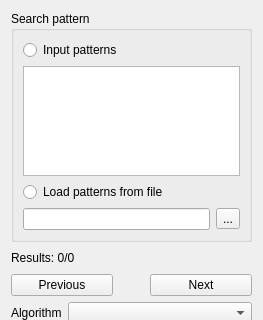
This is src/corelibs/U2View/src/ov_sequence/find_pattern/FindPatternForm.ui in violethaze74/ugene as Qt 5 draws it before an edit; both pictures show x 0 to 263 and y 0 to 320 of the 263 by 800 pixel window. The edited form follows.
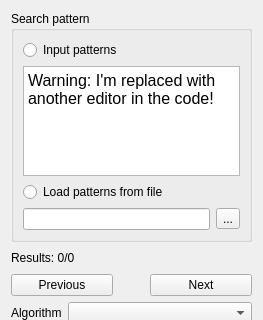
This is the edited form.

Patch:
```diff
--- a/src/corelibs/U2View/src/ov_sequence/find_pattern/FindPatternForm.ui
+++ b/src/corelibs/U2View/src/ov_sequence/find_pattern/FindPatternForm.ui
@@ -65,6 +65,13 @@
         <property name="undoRedoEnabled">
          <bool>false</bool>
         </property>
+        <property name="html">
+         <string>&lt;!DOCTYPE HTML PUBLIC &quot;-//W3C//DTD HTML 4.0//EN&quot; &quot;http://www.w3.org/TR/REC-html40/strict.dtd&quot;&gt;
+&lt;html&gt;&lt;head&gt;&lt;meta name=&quot;qrichtext&quot; content=&quot;1&quot; /&gt;&lt;style type=&quot;text/css&quot;&gt;
+p, li { white-space: pre-wrap; }
+&lt;/style&gt;&lt;/head&gt;&lt;body style=&quot; font-family:'Sans'; font-size:12pt; font-weight:400; font-style:normal;&quot;&gt;
+&lt;p style=&quot; margin-top:0px; margin-bottom:0px; margin-left:0px; margin-right:0px; -qt-block-indent:0; text-indent:0px;&quot;&gt;Warning: I'm replaced with another editor in the code!&lt;/p&gt;&lt;/body&gt;&lt;/html&gt;</string>
+        </property>
        </widget>
       </item>
       <item>
```
